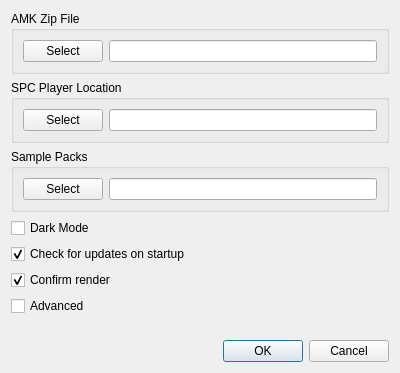
This is smw_music/data/preferences.ui in com-posers-pit/smw_music as Qt 5 draws it before an edit. The edited form follows.
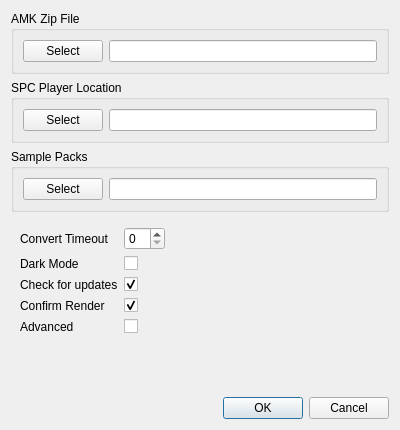
This is the edited form.

Commit message:
Add conversion timeout preferences
Re #276

Now playing:
Dance or Die by Starcadian

What changed in the file:
```diff
--- a/smw_music/data/preferences.ui
+++ b/smw_music/data/preferences.ui
@@ -7,7 +7,7 @@
     <x>0</x>
     <y>0</y>
     <width>400</width>
-    <height>373</height>
+    <height>430</height>
    </rect>
   </property>
   <property name="sizePolicy">
@@ -81,37 +81,88 @@
     </widget>
    </item>
    <item>
+    <widget class="QWidget" name="widget" native="true">
+     <layout class="QFormLayout" name="formLayout">
+      <item row="0" column="0">
+       <widget class="QLabel" name="convert_timeout_label">
+        <property name="text">
+         <string>Convert Timeout</string>
+        </property>
+       </widget>
+      </item>
+      <item row="0" column="1">
+       <widget class="QSpinBox" name="convert_timeout">
+        <property name="sizePolicy">
+         <sizepolicy hsizetype="Fixed" vsizetype="Fixed">
+          <horstretch>0</horstretch>
+          <verstretch>0</verstretch>
+         </sizepolicy>
+        </property>
+       </widget>
+      </item>
+      <item row="1" column="1">
     <widget class="QCheckBox" name="dark_mode">
      <property name="text">
-      <string>Dark Mode</string>
+         <string/>
      </property>
     </widget>
    </item>
-   <item>
+      <item row="2" column="1">
     <widget class="QCheckBox" name="release_check">
      <property name="text">
-      <string>Check for updates on startup</string>
+         <string/>
      </property>
      <property name="checked">
       <bool>true</bool>
      </property>
     </widget>
    </item>
-   <item>
+      <item row="3" column="1">
     <widget class="QCheckBox" name="confirm_render">
      <property name="text">
-      <string>Confirm render</string>
+         <string/>
      </property>
      <property name="checked">
       <bool>true</bool>
      </property>
     </widget>
    </item>
-   <item>
+      <item row="4" column="1">
     <widget class="QCheckBox" name="advanced_mode">
      <property name="text">
+         <string/>
+        </property>
+       </widget>
+      </item>
+      <item row="1" column="0">
+       <widget class="QLabel" name="dark_mode_label">
+        <property name="text">
+         <string>Dark Mode</string>
+        </property>
+       </widget>
+      </item>
+      <item row="2" column="0">
+       <widget class="QLabel" name="release_check_update">
+        <property name="text">
+         <string>Check for updates</string>
+        </property>
+       </widget>
+      </item>
+      <item row="3" column="0">
+       <widget class="QLabel" name="confirm_render_label">
+        <property name="text">
+         <string>Confirm Render</string>
+        </property>
+       </widget>
+      </item>
+      <item row="4" column="0">
+       <widget class="QLabel" name="advanced_mode_label">
+        <property name="text">
       <string>Advanced</string>
      </property>
+       </widget>
+      </item>
+     </layout>
     </widget>
    </item>
    <item>
```
Lines whose indentation alone changed are shown as unchanged. The commit also changes 2 other files.
